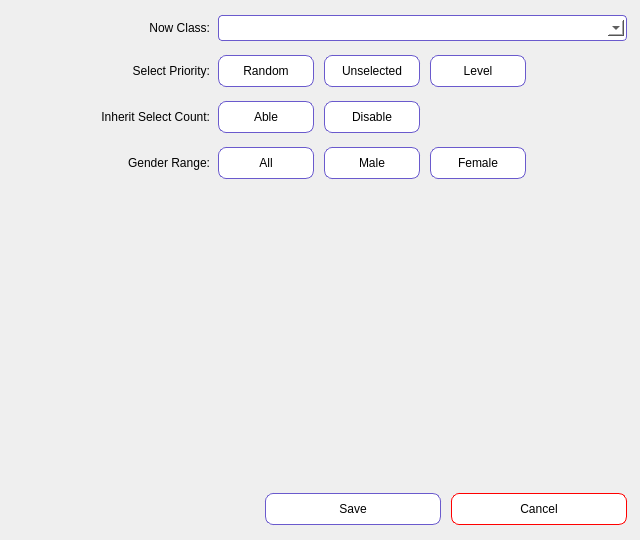
First picture: the form in component/optionpage/optionpage.ui, repository NagatoRailgun/zhuangding, before the edit.
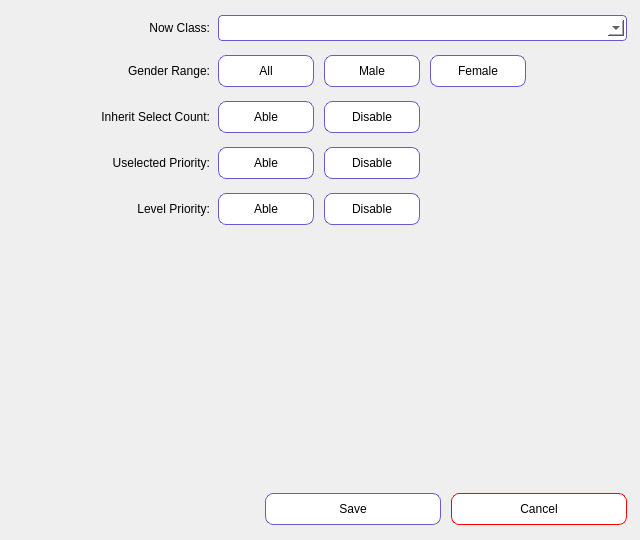
Second picture: the form after the edit.

Commit message: Update catch priority function

What changed in the file:
```diff
--- a/component/optionpage/optionpage.ui
+++ b/component/optionpage/optionpage.ui
@@ -144,429 +144,6 @@
         </layout>
        </widget>
       </item>
-      <item>
-       <widget class="QWidget" name="widget_3" native="true">
-        <layout class="QHBoxLayout" name="horizontalLayout_2">
-         <property name="leftMargin">
-          <number>0</number>
-         </property>
-         <property name="topMargin">
-          <number>0</number>
-         </property>
-         <property name="rightMargin">
-          <number>0</number>
-         </property>
-         <property name="bottomMargin">
-          <number>0</number>
-         </property>
-         <item>
-          <widget class="QWidget" name="widget_7" native="true">
-           <layout class="QHBoxLayout" name="horizontalLayout_6">
-            <property name="leftMargin">
-             <number>0</number>
-            </property>
-            <property name="topMargin">
-             <number>0</number>
-            </property>
-            <property name="rightMargin">
-             <number>0</number>
-            </property>
-            <property name="bottomMargin">
-             <number>0</number>
-            </property>
-            <item>
-             <widget class="QLabel" name="label_2">
-              <property name="minimumSize">
-               <size>
-                <width>200</width>
-                <height>0</height>
-               </size>
-              </property>
-              <property name="maximumSize">
-               <size>
-                <width>200</width>
-                <height>16777215</height>
-               </size>
-              </property>
-              <property name="text">
-               <string>Select Priority:</string>
-              </property>
-              <property name="alignment">
-               <set>Qt::AlignRight|Qt::AlignTrailing|Qt::AlignVCenter</set>
-              </property>
-             </widget>
-            </item>
-           </layout>
-          </widget>
-         </item>
-         <item>
-          <widget class="QWidget" name="widget_8" native="true">
-           <layout class="QHBoxLayout" name="horizontalLayout_7">
-            <property name="leftMargin">
-             <number>0</number>
-            </property>
-            <property name="topMargin">
-             <number>0</number>
-            </property>
-            <property name="rightMargin">
-             <number>0</number>
-            </property>
-            <property name="bottomMargin">
-             <number>0</number>
-            </property>
-            <item>
-             <widget class="QPushButton" name="pushButton_3">
-              <property name="minimumSize">
-               <size>
-                <width>100</width>
-                <height>40</height>
-               </size>
-              </property>
-              <property name="maximumSize">
-               <size>
-                <width>100</width>
-                <height>40</height>
-               </size>
-              </property>
-              <property name="styleSheet">
-               <string notr="true">QPushButton{
-    border-radius: 8px;
-    padding: 4px 4px;
-    text-align: center;
-    text-decoration: none;
-    margin: 4px 2px;
-    background-color: white;
-    color: black;
-    border: 1px solid #6A5ACD;
-}
-QPushButton:hover {
-    color: white;
-    background-color: #6A5ACD;
-}
-QPushButton:checked {
-    background-color: #6A5ACD;
-	color: white;
-}
-QPushButton:pressed {
-    background-color: #8470FF;
-	border: 1px solid #8470FF;
-}</string>
-              </property>
-              <property name="text">
-               <string>Random</string>
-              </property>
-              <property name="checkable">
-               <bool>true</bool>
-              </property>
-              <property name="autoExclusive">
-               <bool>true</bool>
-              </property>
-             </widget>
-            </item>
-            <item>
-             <widget class="QPushButton" name="pushButton_4">
-              <property name="minimumSize">
-               <size>
-                <width>100</width>
-                <height>40</height>
-               </size>
-              </property>
-              <property name="maximumSize">
-               <size>
-                <width>100</width>
-                <height>40</height>
-               </size>
-              </property>
-              <property name="styleSheet">
-               <string notr="true">QPushButton{
-    border-radius: 8px;
-    padding: 4px 4px;
-    text-align: center;
-    text-decoration: none;
-    margin: 4px 2px;
-    background-color: white;
-    color: black;
-    border: 1px solid #6A5ACD;
-}
-QPushButton:hover {
-    color: white;
-    background-color: #6A5ACD;
-}
-QPushButton:checked {
-    background-color: #6A5ACD;
-	color: white;
-}
-QPushButton:pressed {
-    background-color: #8470FF;
-	border: 1px solid #8470FF;
-}</string>
-              </property>
-              <property name="text">
-               <string>Unselected</string>
-              </property>
-              <property name="checkable">
-               <bool>true</bool>
-              </property>
-              <property name="autoExclusive">
-               <bool>true</bool>
-              </property>
-             </widget>
-            </item>
-            <item>
-             <widget class="QPushButton" name="pushButton_11">
-              <property name="minimumSize">
-               <size>
-                <width>100</width>
-                <height>40</height>
-               </size>
-              </property>
-              <property name="maximumSize">
-               <size>
-                <width>100</width>
-                <height>40</height>
-               </size>
-              </property>
-              <property name="styleSheet">
-               <string notr="true">QPushButton{
-    border-radius: 8px;
-    padding: 4px 4px;
-    text-align: center;
-    text-decoration: none;
-    margin: 4px 2px;
-    background-color: white;
-    color: black;
-    border: 1px solid #6A5ACD;
-}
-QPushButton:hover {
-    color: white;
-    background-color: #6A5ACD;
-}
-QPushButton:checked {
-    background-color: #6A5ACD;
-	color: white;
-}
-QPushButton:pressed {
-    background-color: #8470FF;
-	border: 1px solid #8470FF;
-}</string>
-              </property>
-              <property name="text">
-               <string>Level</string>
-              </property>
-              <property name="checkable">
-               <bool>true</bool>
-              </property>
-              <property name="autoExclusive">
-               <bool>true</bool>
-              </property>
-             </widget>
-            </item>
-            <item>
-             <spacer name="horizontalSpacer">
-              <property name="orientation">
-               <enum>Qt::Horizontal</enum>
-              </property>
-              <property name="sizeHint" stdset="0">
-               <size>
-                <width>40</width>
-                <height>20</height>
-               </size>
-              </property>
-             </spacer>
-            </item>
-           </layout>
-          </widget>
-         </item>
-        </layout>
-       </widget>
-      </item>
-      <item>
-       <widget class="QWidget" name="widget_4" native="true">
-        <layout class="QHBoxLayout" name="horizontalLayout_3">
-         <property name="leftMargin">
-          <number>0</number>
-         </property>
-         <property name="topMargin">
-          <number>0</number>
-         </property>
-         <property name="rightMargin">
-          <number>0</number>
-         </property>
-         <property name="bottomMargin">
-          <number>0</number>
-         </property>
-         <item>
-          <widget class="QWidget" name="widget_9" native="true">
-           <layout class="QHBoxLayout" name="horizontalLayout_8">
-            <property name="leftMargin">
-             <number>0</number>
-            </property>
-            <property name="topMargin">
-             <number>0</number>
-            </property>
-            <property name="rightMargin">
-             <number>0</number>
-            </property>
-            <property name="bottomMargin">
-             <number>0</number>
-            </property>
-            <item>
-             <widget class="QLabel" name="label_3">
-              <property name="minimumSize">
-               <size>
-                <width>200</width>
-                <height>0</height>
-               </size>
-              </property>
-              <property name="maximumSize">
-               <size>
-                <width>200</width>
-                <height>16777215</height>
-               </size>
-              </property>
-              <property name="text">
-               <string>‌Inherit Select Count:</string>
-              </property>
-              <property name="alignment">
-               <set>Qt::AlignRight|Qt::AlignTrailing|Qt::AlignVCenter</set>
-              </property>
-             </widget>
-            </item>
-           </layout>
-          </widget>
-         </item>
-         <item>
-          <widget class="QWidget" name="widget_10" native="true">
-           <layout class="QHBoxLayout" name="horizontalLayout_9">
-            <property name="leftMargin">
-             <number>0</number>
-            </property>
-            <property name="topMargin">
-             <number>0</number>
-            </property>
-            <property name="rightMargin">
-             <number>0</number>
-            </property>
-            <property name="bottomMargin">
-             <number>0</number>
-            </property>
-            <item>
-             <widget class="QPushButton" name="pushButton_6">
-              <property name="minimumSize">
-               <size>
-                <width>100</width>
-                <height>40</height>
-               </size>
-              </property>
-              <property name="maximumSize">
-               <size>
-                <width>100</width>
-                <height>40</height>
-               </size>
-              </property>
-              <property name="styleSheet">
-               <string notr="true">QPushButton{
-    border-radius: 8px;
-    padding: 4px 4px;
-    text-align: center;
-    text-decoration: none;
-    margin: 4px 2px;
-    background-color: white;
-    color: black;
-    border: 1px solid #6A5ACD;
-}
-QPushButton:hover {
-    color: white;
-    background-color: #6A5ACD;
-}
-QPushButton:checked {
-    background-color: #6A5ACD;
-	color: white;
-}
-QPushButton:pressed {
-    background-color: #8470FF;
-	border: 1px solid #8470FF;
-}</string>
-              </property>
-              <property name="text">
-               <string>Able</string>
-              </property>
-              <property name="checkable">
-               <bool>true</bool>
-              </property>
-              <property name="autoExclusive">
-               <bool>true</bool>
-              </property>
-             </widget>
-            </item>
-            <item>
-             <widget class="QPushButton" name="pushButton_7">
-              <property name="minimumSize">
-               <size>
-                <width>100</width>
-                <height>40</height>
-               </size>
-              </property>
-              <property name="maximumSize">
-               <size>
-                <width>100</width>
-                <height>40</height>
-               </size>
-              </property>
-              <property name="styleSheet">
-               <string notr="true">QPushButton{
-    border-radius: 8px;
-    padding: 4px 4px;
-    text-align: center;
-    text-decoration: none;
-    margin: 4px 2px;
-    background-color: white;
-    color: black;
-    border: 1px solid #6A5ACD;
-}
-QPushButton:hover {
-    color: white;
-    background-color: #6A5ACD;
-}
-QPushButton:checked {
-    background-color: #6A5ACD;
-	color: white;
-}
-QPushButton:pressed {
-    background-color: #8470FF;
-	border: 1px solid #8470FF;
-}</string>
-              </property>
-              <property name="text">
-               <string>Disable</string>
-              </property>
-              <property name="checkable">
-               <bool>true</bool>
-              </property>
-              <property name="autoExclusive">
-               <bool>true</bool>
-              </property>
-             </widget>
-            </item>
-            <item>
-             <spacer name="horizontalSpacer_2">
-              <property name="orientation">
-               <enum>Qt::Horizontal</enum>
-              </property>
-              <property name="sizeHint" stdset="0">
-               <size>
-                <width>40</width>
-                <height>20</height>
-               </size>
-              </property>
-             </spacer>
-            </item>
-           </layout>
-          </widget>
-         </item>
-        </layout>
-       </widget>
-      </item>
       <item>
        <widget class="QWidget" name="widget_12" native="true">
         <layout class="QHBoxLayout" name="horizontalLayout_11">
@@ -803,6 +380,567 @@
         </layout>
        </widget>
       </item>
+      <item>
+       <widget class="QWidget" name="widget_4" native="true">
+        <layout class="QHBoxLayout" name="horizontalLayout_3">
+         <property name="leftMargin">
+          <number>0</number>
+         </property>
+         <property name="topMargin">
+          <number>0</number>
+         </property>
+         <property name="rightMargin">
+          <number>0</number>
+         </property>
+         <property name="bottomMargin">
+          <number>0</number>
+         </property>
+         <item>
+          <widget class="QWidget" name="widget_9" native="true">
+           <layout class="QHBoxLayout" name="horizontalLayout_8">
+            <property name="leftMargin">
+             <number>0</number>
+            </property>
+            <property name="topMargin">
+             <number>0</number>
+            </property>
+            <property name="rightMargin">
+             <number>0</number>
+            </property>
+            <property name="bottomMargin">
+             <number>0</number>
+            </property>
+            <item>
+             <widget class="QLabel" name="label_3">
+              <property name="minimumSize">
+               <size>
+                <width>200</width>
+                <height>0</height>
+               </size>
+              </property>
+              <property name="maximumSize">
+               <size>
+                <width>200</width>
+                <height>16777215</height>
+               </size>
+              </property>
+              <property name="text">
+               <string>‌Inherit Select Count:</string>
+              </property>
+              <property name="alignment">
+               <set>Qt::AlignRight|Qt::AlignTrailing|Qt::AlignVCenter</set>
+              </property>
+             </widget>
+            </item>
+           </layout>
+          </widget>
+         </item>
+         <item>
+          <widget class="QWidget" name="widget_10" native="true">
+           <layout class="QHBoxLayout" name="horizontalLayout_9">
+            <property name="leftMargin">
+             <number>0</number>
+            </property>
+            <property name="topMargin">
+             <number>0</number>
+            </property>
+            <property name="rightMargin">
+             <number>0</number>
+            </property>
+            <property name="bottomMargin">
+             <number>0</number>
+            </property>
+            <item>
+             <widget class="QPushButton" name="pushButton_6">
+              <property name="minimumSize">
+               <size>
+                <width>100</width>
+                <height>40</height>
+               </size>
+              </property>
+              <property name="maximumSize">
+               <size>
+                <width>100</width>
+                <height>40</height>
+               </size>
+              </property>
+              <property name="styleSheet">
+               <string notr="true">QPushButton{
+    border-radius: 8px;
+    padding: 4px 4px;
+    text-align: center;
+    text-decoration: none;
+    margin: 4px 2px;
+    background-color: white;
+    color: black;
+    border: 1px solid #6A5ACD;
+}
+QPushButton:hover {
+    color: white;
+    background-color: #6A5ACD;
+}
+QPushButton:checked {
+    background-color: #6A5ACD;
+	color: white;
+}
+QPushButton:pressed {
+    background-color: #8470FF;
+	border: 1px solid #8470FF;
+}</string>
+              </property>
+              <property name="text">
+               <string>Able</string>
+              </property>
+              <property name="checkable">
+               <bool>true</bool>
+              </property>
+              <property name="autoExclusive">
+               <bool>true</bool>
+              </property>
+             </widget>
+            </item>
+            <item>
+             <widget class="QPushButton" name="pushButton_7">
+              <property name="minimumSize">
+               <size>
+                <width>100</width>
+                <height>40</height>
+               </size>
+              </property>
+              <property name="maximumSize">
+               <size>
+                <width>100</width>
+                <height>40</height>
+               </size>
+              </property>
+              <property name="styleSheet">
+               <string notr="true">QPushButton{
+    border-radius: 8px;
+    padding: 4px 4px;
+    text-align: center;
+    text-decoration: none;
+    margin: 4px 2px;
+    background-color: white;
+    color: black;
+    border: 1px solid #6A5ACD;
+}
+QPushButton:hover {
+    color: white;
+    background-color: #6A5ACD;
+}
+QPushButton:checked {
+    background-color: #6A5ACD;
+	color: white;
+}
+QPushButton:pressed {
+    background-color: #8470FF;
+	border: 1px solid #8470FF;
+}</string>
+              </property>
+              <property name="text">
+               <string>Disable</string>
+              </property>
+              <property name="checkable">
+               <bool>true</bool>
+              </property>
+              <property name="autoExclusive">
+               <bool>true</bool>
+              </property>
+             </widget>
+            </item>
+            <item>
+             <spacer name="horizontalSpacer_2">
+              <property name="orientation">
+               <enum>Qt::Horizontal</enum>
+              </property>
+              <property name="sizeHint" stdset="0">
+               <size>
+                <width>40</width>
+                <height>20</height>
+               </size>
+              </property>
+             </spacer>
+            </item>
+           </layout>
+          </widget>
+         </item>
+        </layout>
+       </widget>
+      </item>
+      <item>
+       <widget class="QWidget" name="widget_3" native="true">
+        <layout class="QHBoxLayout" name="horizontalLayout_2">
+         <property name="leftMargin">
+          <number>0</number>
+         </property>
+         <property name="topMargin">
+          <number>0</number>
+         </property>
+         <property name="rightMargin">
+          <number>0</number>
+         </property>
+         <property name="bottomMargin">
+          <number>0</number>
+         </property>
+         <item>
+          <widget class="QWidget" name="widget_7" native="true">
+           <layout class="QHBoxLayout" name="horizontalLayout_6">
+            <property name="leftMargin">
+             <number>0</number>
+            </property>
+            <property name="topMargin">
+             <number>0</number>
+            </property>
+            <property name="rightMargin">
+             <number>0</number>
+            </property>
+            <property name="bottomMargin">
+             <number>0</number>
+            </property>
+            <item>
+             <widget class="QLabel" name="label_2">
+              <property name="minimumSize">
+               <size>
+                <width>200</width>
+                <height>0</height>
+               </size>
+              </property>
+              <property name="maximumSize">
+               <size>
+                <width>200</width>
+                <height>16777215</height>
+               </size>
+              </property>
+              <property name="text">
+               <string>Uselected Priority:</string>
+              </property>
+              <property name="alignment">
+               <set>Qt::AlignRight|Qt::AlignTrailing|Qt::AlignVCenter</set>
+              </property>
+             </widget>
+            </item>
+           </layout>
+          </widget>
+         </item>
+         <item>
+          <widget class="QWidget" name="widget_8" native="true">
+           <layout class="QHBoxLayout" name="horizontalLayout_7">
+            <property name="leftMargin">
+             <number>0</number>
+            </property>
+            <property name="topMargin">
+             <number>0</number>
+            </property>
+            <property name="rightMargin">
+             <number>0</number>
+            </property>
+            <property name="bottomMargin">
+             <number>0</number>
+            </property>
+            <item>
+             <widget class="QPushButton" name="pushButton_4">
+              <property name="minimumSize">
+               <size>
+                <width>100</width>
+                <height>40</height>
+               </size>
+              </property>
+              <property name="maximumSize">
+               <size>
+                <width>100</width>
+                <height>40</height>
+               </size>
+              </property>
+              <property name="styleSheet">
+               <string notr="true">QPushButton{
+    border-radius: 8px;
+    padding: 4px 4px;
+    text-align: center;
+    text-decoration: none;
+    margin: 4px 2px;
+    background-color: white;
+    color: black;
+    border: 1px solid #6A5ACD;
+}
+QPushButton:hover {
+    color: white;
+    background-color: #6A5ACD;
+}
+QPushButton:checked {
+    background-color: #6A5ACD;
+	color: white;
+}
+QPushButton:pressed {
+    background-color: #8470FF;
+	border: 1px solid #8470FF;
+}</string>
+              </property>
+              <property name="text">
+               <string>Able</string>
+              </property>
+              <property name="checkable">
+               <bool>true</bool>
+              </property>
+              <property name="autoExclusive">
+               <bool>true</bool>
+              </property>
+             </widget>
+            </item>
+            <item>
+             <widget class="QPushButton" name="pushButton_3">
+              <property name="minimumSize">
+               <size>
+                <width>100</width>
+                <height>40</height>
+               </size>
+              </property>
+              <property name="maximumSize">
+               <size>
+                <width>100</width>
+                <height>40</height>
+               </size>
+              </property>
+              <property name="styleSheet">
+               <string notr="true">QPushButton{
+    border-radius: 8px;
+    padding: 4px 4px;
+    text-align: center;
+    text-decoration: none;
+    margin: 4px 2px;
+    background-color: white;
+    color: black;
+    border: 1px solid #6A5ACD;
+}
+QPushButton:hover {
+    color: white;
+    background-color: #6A5ACD;
+}
+QPushButton:checked {
+    background-color: #6A5ACD;
+	color: white;
+}
+QPushButton:pressed {
+    background-color: #8470FF;
+	border: 1px solid #8470FF;
+}</string>
+              </property>
+              <property name="text">
+               <string>Disable</string>
+              </property>
+              <property name="checkable">
+               <bool>true</bool>
+              </property>
+              <property name="autoExclusive">
+               <bool>true</bool>
+              </property>
+             </widget>
+            </item>
+            <item>
+             <spacer name="horizontalSpacer">
+              <property name="orientation">
+               <enum>Qt::Horizontal</enum>
+              </property>
+              <property name="sizeHint" stdset="0">
+               <size>
+                <width>40</width>
+                <height>20</height>
+               </size>
+              </property>
+             </spacer>
+            </item>
+           </layout>
+          </widget>
+         </item>
+        </layout>
+       </widget>
+      </item>
+      <item>
+       <widget class="QWidget" name="widget_15" native="true">
+        <layout class="QHBoxLayout" name="horizontalLayout_14">
+         <property name="leftMargin">
+          <number>0</number>
+         </property>
+         <property name="topMargin">
+          <number>0</number>
+         </property>
+         <property name="rightMargin">
+          <number>0</number>
+         </property>
+         <property name="bottomMargin">
+          <number>0</number>
+         </property>
+         <item>
+          <widget class="QWidget" name="widget_16" native="true">
+           <layout class="QHBoxLayout" name="horizontalLayout_15">
+            <property name="leftMargin">
+             <number>0</number>
+            </property>
+            <property name="topMargin">
+             <number>0</number>
+            </property>
+            <property name="rightMargin">
+             <number>0</number>
+            </property>
+            <property name="bottomMargin">
+             <number>0</number>
+            </property>
+            <item>
+             <widget class="QLabel" name="label_4">
+              <property name="minimumSize">
+               <size>
+                <width>200</width>
+                <height>0</height>
+               </size>
+              </property>
+              <property name="maximumSize">
+               <size>
+                <width>200</width>
+                <height>16777215</height>
+               </size>
+              </property>
+              <property name="text">
+               <string>Level Priority:</string>
+              </property>
+              <property name="alignment">
+               <set>Qt::AlignRight|Qt::AlignTrailing|Qt::AlignVCenter</set>
+              </property>
+             </widget>
+            </item>
+           </layout>
+          </widget>
+         </item>
+         <item>
+          <widget class="QWidget" name="widget_17" native="true">
+           <layout class="QHBoxLayout" name="horizontalLayout_16">
+            <property name="leftMargin">
+             <number>0</number>
+            </property>
+            <property name="topMargin">
+             <number>0</number>
+            </property>
+            <property name="rightMargin">
+             <number>0</number>
+            </property>
+            <property name="bottomMargin">
+             <number>0</number>
+            </property>
+            <item>
+             <widget class="QPushButton" name="pushButton_12">
+              <property name="minimumSize">
+               <size>
+                <width>100</width>
+                <height>40</height>
+               </size>
+              </property>
+              <property name="maximumSize">
+               <size>
+                <width>100</width>
+                <height>40</height>
+               </size>
+              </property>
+              <property name="styleSheet">
+               <string notr="true">QPushButton{
+    border-radius: 8px;
+    padding: 4px 4px;
+    text-align: center;
+    text-decoration: none;
+    margin: 4px 2px;
+    background-color: white;
+    color: black;
+    border: 1px solid #6A5ACD;
+}
+QPushButton:hover {
+    color: white;
+    background-color: #6A5ACD;
+}
+QPushButton:checked {
+    background-color: #6A5ACD;
+	color: white;
+}
+QPushButton:pressed {
+    background-color: #8470FF;
+	border: 1px solid #8470FF;
+}</string>
+              </property>
+              <property name="text">
+               <string>Able</string>
+              </property>
+              <property name="checkable">
+               <bool>true</bool>
+              </property>
+              <property name="autoExclusive">
+               <bool>true</bool>
+              </property>
+             </widget>
+            </item>
+            <item>
+             <widget class="QPushButton" name="pushButton_5">
+              <property name="minimumSize">
+               <size>
+                <width>100</width>
+                <height>40</height>
+               </size>
+              </property>
+              <property name="maximumSize">
+               <size>
+                <width>100</width>
+                <height>40</height>
+               </size>
+              </property>
+              <property name="styleSheet">
+               <string notr="true">QPushButton{
+    border-radius: 8px;
+    padding: 4px 4px;
+    text-align: center;
+    text-decoration: none;
+    margin: 4px 2px;
+    background-color: white;
+    color: black;
+    border: 1px solid #6A5ACD;
+}
+QPushButton:hover {
+    color: white;
+    background-color: #6A5ACD;
+}
+QPushButton:checked {
+    background-color: #6A5ACD;
+	color: white;
+}
+QPushButton:pressed {
+    background-color: #8470FF;
+	border: 1px solid #8470FF;
+}</string>
+              </property>
+              <property name="text">
+               <string>Disable</string>
+              </property>
+              <property name="checkable">
+               <bool>true</bool>
+              </property>
+              <property name="autoExclusive">
+               <bool>true</bool>
+              </property>
+             </widget>
+            </item>
+            <item>
+             <spacer name="horizontalSpacer_5">
+              <property name="orientation">
+               <enum>Qt::Horizontal</enum>
+              </property>
+              <property name="sizeHint" stdset="0">
+               <size>
+                <width>40</width>
+                <height>20</height>
+               </size>
+              </property>
+             </spacer>
+            </item>
+           </layout>
+          </widget>
+         </item>
+        </layout>
+       </widget>
+      </item>
       <item>
        <spacer name="verticalSpacer">
         <property name="orientation">
```
The commit also changes 11 other files.
